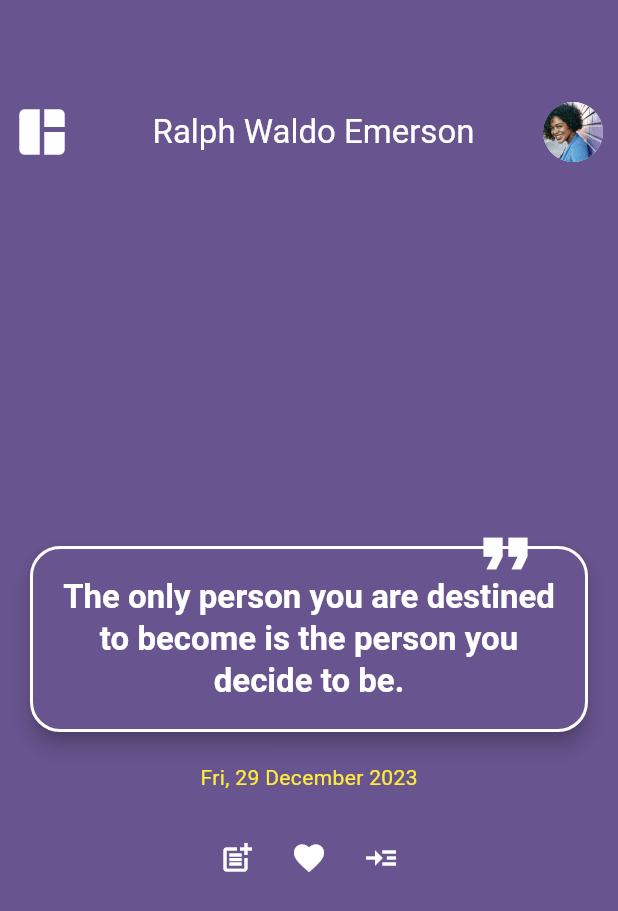
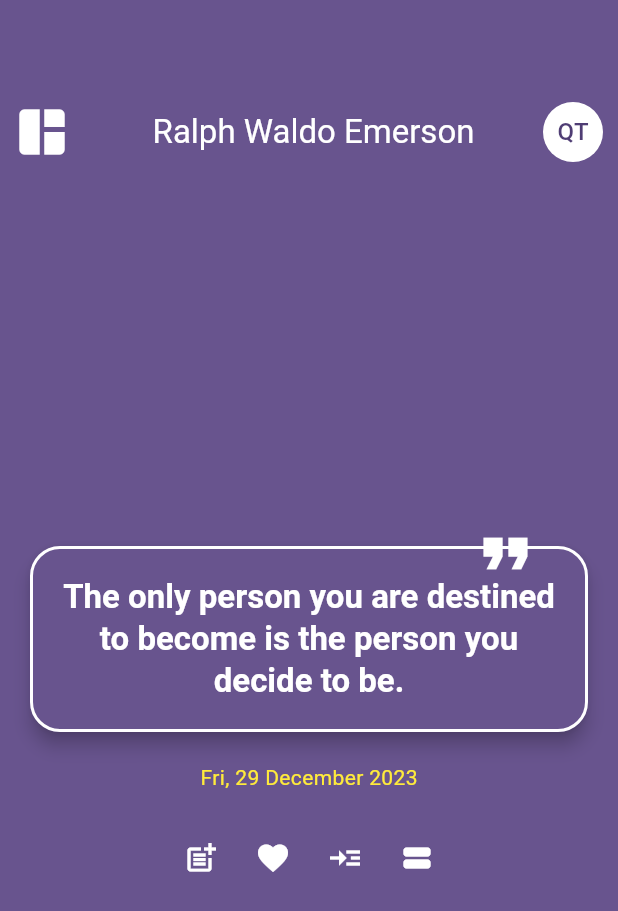
Before and after one commit to fhacademy/daily-quote, a Flutter app: the screen it shows after launch, after a tap on the "favorite outline" icon, on a phone screen of 412 x 824 dp. Shown: the top 911 px of the screen. Run offline on Flutter 3.47's test engine with Material 3 defaults, Android fonts, the phone set to English and light mode, and no system bars; accounts and stored records are empty.

Commit message:
User drawer and profile data update completed! looking for storate to persist data.

```diff
--- a/lib/main.dart
+++ b/lib/main.dart
@@ -1,11 +1,19 @@
 import 'package:daily_quote/app.dart';
-import 'package:daily_quote/quote/viewmodel.dart';
+import 'package:daily_quote/quote/view_model.dart';
+import 'package:daily_quote/user/user_view_model.dart';
 import 'package:flutter/material.dart';
 import 'package:provider/provider.dart';
 
 void main() {
-  runApp(ChangeNotifierProvider(
-    create: (context) => QuoteViewModel(),
+  runApp(MultiProvider(
+    providers: [
+      ChangeNotifierProvider(
+        create: (context) => QuoteViewModel(),
+      ),
+      ChangeNotifierProvider(
+        create: (context) => UserViewModel(),
+      ),
+    ],
     child: const BaseApp(),
   ));
 }
--- a/lib/quote/viewmodel.dart
+++ b/lib/quote/view_model.dart
@@ -1,5 +1,4 @@
 import 'dart:collection';
-
 import 'package:daily_quote/quote/model.dart';
 import 'package:daily_quote/quote/repository.dart';
 import 'package:flutter/material.dart';
--- a/lib/screens/favorites.dart
+++ b/lib/screens/favorites.dart
@@ -1,4 +1,4 @@
-import 'package:daily_quote/quote/viewmodel.dart';
+import 'package:daily_quote/quote/view_model.dart';
 import 'package:daily_quote/screens/parts/list_quote_display.dart';
 import 'package:daily_quote/screens/quotes.dart';
 import 'package:flutter/material.dart';
--- a/lib/screens/home.dart
+++ b/lib/screens/home.dart
@@ -1,8 +1,10 @@
 import 'package:daily_quote/constants.dart';
-import 'package:daily_quote/quote/viewmodel.dart';
+import 'package:daily_quote/quote/view_model.dart';
 import 'package:daily_quote/screens/favorites.dart';
 import 'package:daily_quote/screens/parts/add_quote_form.dart';
 import 'package:daily_quote/screens/parts/quote_display.dart';
+import 'package:daily_quote/screens/quotes.dart';
+import 'package:daily_quote/user/user_view_model.dart';
 import 'package:flutter/material.dart';
 import 'package:intl/intl.dart';
 import 'package:provider/provider.dart';
@@ -15,12 +17,16 @@ class HomeScreen extends StatefulWidget {
 }
 
 class _HomeScreenState extends State<HomeScreen> {
+  String _name = "";
+  String? _email;
+
   @override
   Widget build(BuildContext context) {
-    var viewModel = context.watch<QuoteViewModel>();
+    var quoteModel = context.watch<QuoteViewModel>();
+    var userModel = context.watch<UserViewModel>();
     ThemeData theme = Theme.of(context);
-    final quoteAuthor = viewModel.quote.author;
-    final quoteText = viewModel.quote.text;
+    final quoteAuthor = quoteModel.quote.author;
+    final quoteText = quoteModel.quote.text;
 
     return Scaffold(
       backgroundColor: theme.primaryColor,
@@ -37,12 +43,15 @@ class _HomeScreenState extends State<HomeScreen> {
                     backgroundImage: AssetImage(ImagesPath.profile),
                   ),
                   Text(
-                    'Bard',
+                    (userModel.user != null) ? userModel.user!.name : "Quote",
                     style: theme.textTheme.bodyLarge!
                         .copyWith(fontWeight: FontWeight.bold),
                   ),
                   Text(
-                    'barda@google.com',
+                    (userModel.user != null &&
+                            userModel.user!.email.toString().isNotEmpty)
+                        ? userModel.user!.email.toString()
+                        : "@Quote",
                     style: theme.textTheme.bodySmall!
                         .copyWith(fontWeight: FontWeight.w200),
                   ),
@@ -52,10 +61,72 @@ class _HomeScreenState extends State<HomeScreen> {
             ListTile(
               title: Text(Intl.message('Profile Settings')),
               trailing: const Icon(Icons.settings),
+              onTap: () {
+                Navigator.of(context).pop();
+                showDialog<String>(
+                  context: context,
+                  builder: (BuildContext context) => AlertDialog(
+                    title: Text(Intl.message("Update your profile")),
+                    content: Column(
+                      mainAxisSize: MainAxisSize.min,
+                      children: [
+                        TextFormField(
+                          decoration: InputDecoration(
+                            label: Text(Intl.message("Name")),
+                          ),
+                          keyboardType: TextInputType.name,
+                          onChanged: (value) => setState(() {
+                            _name = value;
+                          }),
+                          initialValue: (userModel.user != null)
+                              ? userModel.user!.name
+                              : "",
+                        ),
+                        TextFormField(
+                          decoration: InputDecoration(
+                            label: Text(Intl.message("Email")),
+                          ),
+                          keyboardType: TextInputType.emailAddress,
+                          onChanged: (value) => setState(() {
+                            _email = value;
+                          }),
+                          initialValue: (userModel.user != null)
+                              ? userModel.user!.email
+                              : "",
+                        ),
+                      ],
+                    ),
+                    actions: <Widget>[
+                      TextButton(
+                        onPressed: () {
+                          Provider.of<UserViewModel>(
+                            context,
+                            listen: false,
+                          ).update(name: _name, email: _email);
+                          Navigator.of(context).pop();
+                        },
+                        child: Text(Intl.message("Ok")),
+                      ),
+                      IconButton(
+                        onPressed: () {
+                          Navigator.of(context).pop();
+                        },
+                        icon: Icon(
+                          Icons.cancel,
+                          color: theme.colorScheme.primary,
+                        ),
+                      ),
+                    ],
+                  ),
+                );
+              },
             ),
             ListTile(
               title: Text(Intl.message("Quit")),
               trailing: const Icon(Icons.logout),
+              onTap: () {
+                //quit app
+              },
             ),
           ],
         ),
@@ -102,9 +173,9 @@ class _HomeScreenState extends State<HomeScreen> {
                           padding: EdgeInsets.zero,
                           tooltip: Intl.message('Add to favorites'),
                           onPressed: () {
-                            viewModel.favorite();
+                            quoteModel.favorite();
                           },
-                          isSelected: viewModel.isFavorite,
+                          isSelected: quoteModel.isFavorite,
                           icon: Icon(
                             Icons.favorite_outline,
                             color: theme.colorScheme.onPrimary,
@@ -125,6 +196,20 @@ class _HomeScreenState extends State<HomeScreen> {
                           },
                           icon: Icon(
                             Icons.read_more,
+                            color: theme.colorScheme.onPrimary,
+                          ),
+                        ),
+                        IconButton(
+                          padding: EdgeInsets.zero,
+                          tooltip: Intl.message('View quotes'),
+                          onPressed: () {
+                            Navigator.of(context).push(MaterialPageRoute(
+                              builder: (BuildContext context) =>
+                                  const QuotesScreen(),
+                            ));
+                          },
+                          icon: Icon(
+                            Icons.view_stream,
                             color: theme.colorScheme.onPrimary,
                           ),
                         ),
@@ -179,8 +264,16 @@ class MainAppBar extends StatelessWidget implements PreferredSizeWidget {
           ),
           GestureDetector(
             onTap: () => scaffoldState!.openEndDrawer(),
-            child: const CircleAvatar(
-              backgroundImage: AssetImage(ImagesPath.profile),
+            child: CircleAvatar(
+              backgroundColor: theme.colorScheme.onPrimary,
+              child: Consumer<UserViewModel>(
+                builder: (context, model, child) => model.user != null
+                    ? Text(model.user!.name
+                        .toString()
+                        .substring(0, 2)
+                        .toUpperCase())
+                    : const Text("QT"),
+              ),
             ),
           ),
         ],
--- a/lib/screens/parts/add_quote_form.dart
+++ b/lib/screens/parts/add_quote_form.dart
@@ -1,4 +1,4 @@
-import 'package:daily_quote/quote/viewmodel.dart';
+import 'package:daily_quote/quote/view_model.dart';
 import 'package:flutter/material.dart';
 import 'package:intl/intl.dart';
 import 'package:provider/provider.dart';
--- a/lib/screens/quotes.dart
+++ b/lib/screens/quotes.dart
@@ -1,4 +1,4 @@
-import 'package:daily_quote/quote/viewmodel.dart';
+import 'package:daily_quote/quote/view_model.dart';
 import 'package:daily_quote/screens/parts/list_quote_display.dart';
 import 'package:flutter/material.dart';
 import 'package:intl/intl.dart';
--- /dev/null
+++ b/lib/user/model.dart
@@ -0,0 +1,6 @@
+class User {
+  String name;
+  String? email;
+  String? profileImagePath;
+  User({required this.name, this.email, this.profileImagePath});
+}
--- /dev/null
+++ b/lib/user/repository.dart
@@ -0,0 +1,24 @@
+import 'package:daily_quote/user/model.dart';
+
+class UserRepository {
+  User? _user;
+  List<User> get users => <User>[];
+  User? get user => _user;
+
+  void create({required String name, String? email, String? profileImagePath}) {
+    _user ??= User(
+      email: email,
+      name: name,
+      profileImagePath: profileImagePath,
+    );
+  }
+
+  void update({String? name, String? email, String? profileImagePath}) {
+    if (_user == null && name != null) {
+      create(name: name, email: email, profileImagePath: profileImagePath);
+    } else {}
+    _user!.name = name ?? _user!.name;
+    _user!.email = email ?? _user!.email;
+    _user!.profileImagePath = profileImagePath ?? _user!.profileImagePath;
+  }
+}
--- /dev/null
+++ b/lib/user/user_view_model.dart
@@ -0,0 +1,21 @@
+import 'package:daily_quote/user/model.dart';
+import 'package:daily_quote/user/repository.dart';
+import 'package:flutter/material.dart';
+
+class UserViewModel with ChangeNotifier {
+  final UserRepository _repository = UserRepository();
+
+  void create({required String name, String? email, String? profileImagePath}) {
+    _repository.create(
+        name: name, email: email, profileImagePath: profileImagePath);
+    notifyListeners();
+  }
+
+  void update({String? name, String? email, String? profileImagePath}) {
+    _repository.update(
+        email: email, name: name, profileImagePath: profileImagePath);
+    notifyListeners();
+  }
+
+  User? get user => _repository.user;
+}
--- a/pubspec.yaml
+++ b/pubspec.yaml
@@ -38,6 +38,7 @@ dependencies:
   intl_translation: ^0.18.2
   intl: ^0.18.1
   provider: ^6.1.1
+  image_picker: ^1.0.5
 
 dev_dependencies:
   flutter_test:
```
Also changed, not shown: pubspec.lock, 15 other files.
